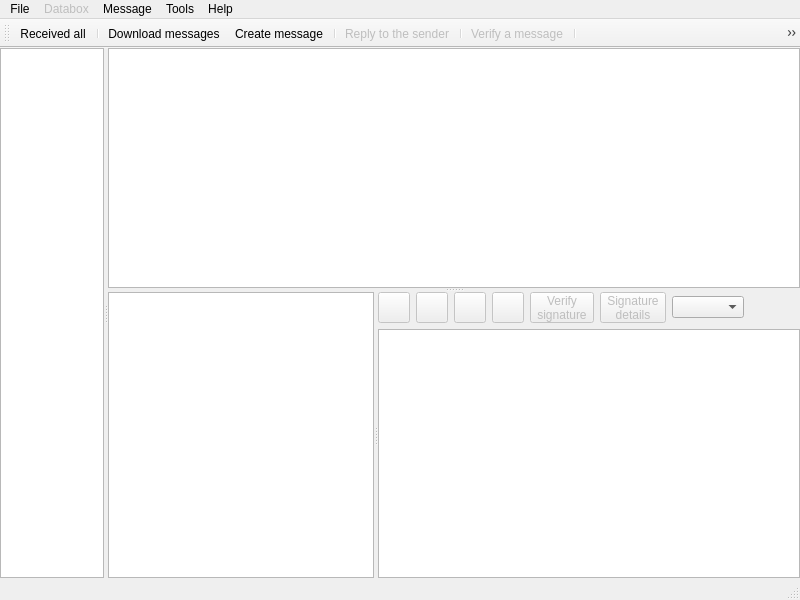
psakar/datovka, file src/gui/ui/datovka.ui: the form before one commit.
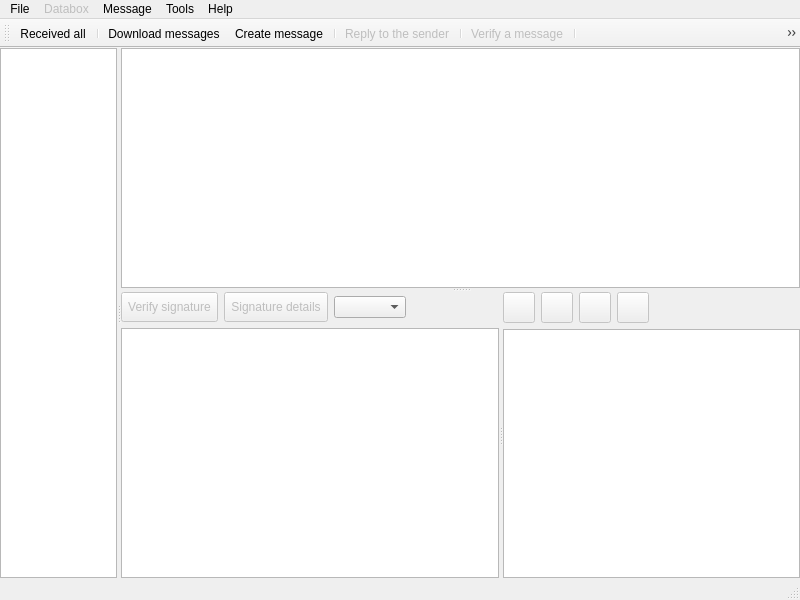
The form after the commit. Icons and pictures are not drawn.

Commit message: Re-design of MainWindow ui

```diff
--- a/src/gui/ui/datovka.ui
+++ b/src/gui/ui/datovka.ui
@@ -168,7 +168,102 @@
             <property name="orientation">
              <enum>Qt::Horizontal</enum>
             </property>
-            <widget class="QTextEdit" name="messageInfo"/>
+            <widget class="QWidget" name="layoutWidget2">
+             <layout class="QVBoxLayout" name="verticalLayout2">
+              <item>
+               <layout class="QHBoxLayout" name="horizontalLayout_5">
+                <item>
+                 <widget class="QToolButton" name="verifySignature">
+                  <property name="enabled">
+                   <bool>false</bool>
+                  </property>
+                  <property name="minimumSize">
+                   <size>
+                    <width>0</width>
+                    <height>30</height>
+                   </size>
+                  </property>
+                  <property name="baseSize">
+                   <size>
+                    <width>0</width>
+                    <height>0</height>
+                   </size>
+                  </property>
+                  <property name="toolTip">
+                   <string>Verify signature of message</string>
+                  </property>
+                  <property name="text">
+                   <string>Verify signature</string>
+                  </property>
+                  <property name="iconSize">
+                   <size>
+                    <width>24</width>
+                    <height>24</height>
+                   </size>
+                  </property>
+                  <property name="toolButtonStyle">
+                   <enum>Qt::ToolButtonTextOnly</enum>
+                  </property>
+                 </widget>
+                </item>
+                <item>
+                 <widget class="QToolButton" name="signatureDetails">
+                  <property name="enabled">
+                   <bool>false</bool>
+                  </property>
+                  <property name="minimumSize">
+                   <size>
+                    <width>0</width>
+                    <height>30</height>
+                   </size>
+                  </property>
+                  <property name="toolTip">
+                   <string>Show details about electronic signature of this message</string>
+                  </property>
+                  <property name="text">
+                   <string>Signature details</string>
+                  </property>
+                  <property name="iconSize">
+                   <size>
+                    <width>24</width>
+                    <height>24</height>
+                   </size>
+                  </property>
+                  <property name="toolButtonStyle">
+                   <enum>Qt::ToolButtonTextOnly</enum>
+                  </property>
+                 </widget>
+                </item>
+                <item>
+                 <widget class="QComboBox" name="messageStateCombo">
+                  <property name="toolTip">
+                   <string>For current message you can locally set
+if the message is not processed, if the 
+message is in progress or if was already 
+sent reply on this message</string>
+                  </property>
+                 </widget>
+                </item>
+                <item>
+                 <spacer name="horizontalSpacer">
+                  <property name="orientation">
+                   <enum>Qt::Horizontal</enum>
+                  </property>
+                  <property name="sizeHint" stdset="0">
+                   <size>
+                    <width>40</width>
+                    <height>20</height>
+                   </size>
+                  </property>
+                 </spacer>
+                </item>
+               </layout>
+              </item>
+              <item>
+               <widget class="QTextEdit" name="messageInfo"/>
+              </item>
+             </layout>
+            </widget>
             <widget class="QWidget" name="layoutWidget">
              <layout class="QVBoxLayout" name="verticalLayout">
               <item>
@@ -271,80 +366,6 @@
                   </property>
                  </widget>
                 </item>
-                <item>
-                 <widget class="QToolButton" name="verifySignature">
-                  <property name="enabled">
-                   <bool>false</bool>
-                  </property>
-                  <property name="minimumSize">
-                   <size>
-                    <width>0</width>
-                    <height>30</height>
-                   </size>
-                  </property>
-                  <property name="baseSize">
-                   <size>
-                    <width>0</width>
-                    <height>0</height>
-                   </size>
-                  </property>
-                  <property name="toolTip">
-                   <string>Verify signature of message</string>
-                  </property>
-                  <property name="text">
-                   <string>Verify
-signature</string>
-                  </property>
-                  <property name="iconSize">
-                   <size>
-                    <width>24</width>
-                    <height>24</height>
-                   </size>
-                  </property>
-                  <property name="toolButtonStyle">
-                   <enum>Qt::ToolButtonTextOnly</enum>
-                  </property>
-                 </widget>
-                </item>
-                <item>
-                 <widget class="QToolButton" name="signatureDetails">
-                  <property name="enabled">
-                   <bool>false</bool>
-                  </property>
-                  <property name="minimumSize">
-                   <size>
-                    <width>0</width>
-                    <height>30</height>
-                   </size>
-                  </property>
-                  <property name="toolTip">
-                   <string>Show details about electronic signature of this message</string>
-                  </property>
-                  <property name="text">
-                   <string>Signature
-details</string>
-                  </property>
-                  <property name="iconSize">
-                   <size>
-                    <width>24</width>
-                    <height>24</height>
-                   </size>
-                  </property>
-                  <property name="toolButtonStyle">
-                   <enum>Qt::ToolButtonTextOnly</enum>
-                  </property>
-                 </widget>
-                </item>
-                <item>
-                 <widget class="QComboBox" name="messageStateCombo">
-                  <property name="toolTip">
-                   <string>For current message you can locally set
-if the message is not processed, if the 
-message is in progress or if was already 
-sent reply on this message</string>
-                  </property>
-                 </widget>
-                </item>
                 <item>
                  <spacer name="horizontalButtonSpacer">
                   <property name="orientation">
```
